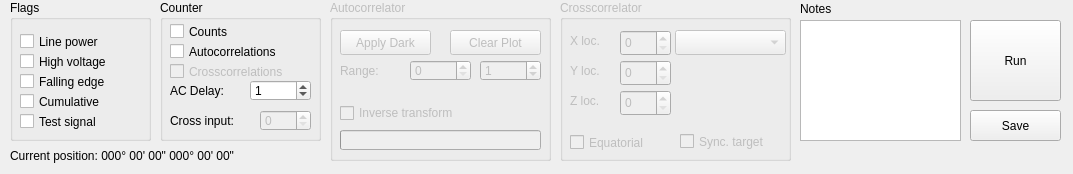
Old version of the form line.ui in the repository ahp-electronics/xc-gui.
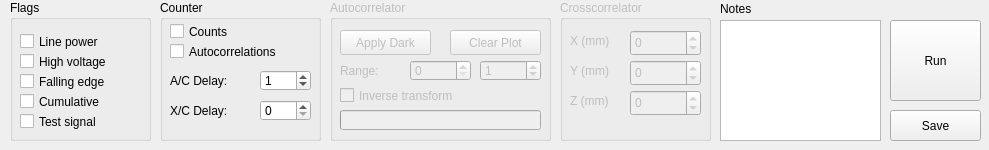
New version of the form.

Commit message: Redesign line tabs

```diff
--- a/line.ui
+++ b/line.ui
@@ -6,8 +6,8 @@
    <rect>
     <x>0</x>
     <y>0</y>
-    <width>1073</width>
-    <height>174</height>
+    <width>989</width>
+    <height>150</height>
    </rect>
   </property>
   <property name="windowTitle">
@@ -100,7 +100,7 @@
      <x>330</x>
      <y>0</y>
      <width>221</width>
-     <height>161</height>
+     <height>141</height>
     </rect>
    </property>
    <property name="title">
@@ -159,7 +159,7 @@
     <property name="geometry">
      <rect>
       <x>10</x>
-      <y>130</y>
+      <y>110</y>
       <width>201</width>
       <height>20</height>
      </rect>
@@ -188,9 +188,9 @@
     <property name="geometry">
      <rect>
       <x>10</x>
-      <y>103</y>
+      <y>80</y>
       <width>191</width>
-      <height>20</height>
+      <height>31</height>
      </rect>
     </property>
     <property name="text">
@@ -242,54 +242,12 @@
      <string>Autocorrelations</string>
     </property>
    </widget>
-   <widget class="QCheckBox" name="Crosscorrelations">
-    <property name="enabled">
-     <bool>false</bool>
-    </property>
-    <property name="geometry">
-     <rect>
-      <x>10</x>
-      <y>60</y>
-      <width>151</width>
-      <height>23</height>
-     </rect>
-    </property>
-    <property name="text">
-     <string>Crosscorrelations</string>
-    </property>
-   </widget>
-   <widget class="QLabel" name="label_6">
-    <property name="geometry">
-     <rect>
-      <x>10</x>
-      <y>110</y>
-      <width>81</width>
-      <height>21</height>
-     </rect>
-    </property>
-    <property name="text">
-     <string>Cross input:</string>
-    </property>
-   </widget>
-   <widget class="QSpinBox" name="Input2">
-    <property name="enabled">
-     <bool>false</bool>
-    </property>
-    <property name="geometry">
-     <rect>
-      <x>100</x>
-      <y>110</y>
-      <width>51</width>
-      <height>21</height>
-     </rect>
-    </property>
-   </widget>
    <widget class="QSpinBox" name="SpectralLine">
     <property name="geometry">
      <rect>
-      <x>90</x>
-      <y>80</y>
-      <width>61</width>
+      <x>100</x>
+      <y>70</y>
+      <width>51</width>
       <height>21</height>
      </rect>
     </property>
@@ -301,20 +259,46 @@
     <property name="geometry">
      <rect>
       <x>10</x>
-      <y>80</y>
+      <y>70</y>
       <width>71</width>
       <height>21</height>
      </rect>
     </property>
     <property name="text">
-     <string>AC Delay:</string>
+     <string>A/C Delay:</string>
+    </property>
+   </widget>
+   <widget class="QLabel" name="label_8">
+    <property name="geometry">
+     <rect>
+      <x>10</x>
+      <y>100</y>
+      <width>71</width>
+      <height>21</height>
+     </rect>
+    </property>
+    <property name="text">
+     <string>X/C Delay:</string>
+    </property>
+   </widget>
+   <widget class="QSpinBox" name="LineDelay">
+    <property name="geometry">
+     <rect>
+      <x>100</x>
+      <y>100</y>
+      <width>51</width>
+      <height>21</height>
+     </rect>
+    </property>
+    <property name="value">
+     <number>0</number>
     </property>
    </widget>
   </widget>
   <widget class="QPushButton" name="Run">
    <property name="geometry">
     <rect>
-     <x>970</x>
+     <x>890</x>
      <y>20</y>
      <width>91</width>
      <height>81</height>
@@ -332,8 +316,8 @@
     <rect>
      <x>560</x>
      <y>0</y>
-     <width>231</width>
-     <height>161</height>
+     <width>151</width>
+     <height>141</height>
     </rect>
    </property>
    <property name="title">
@@ -344,12 +328,12 @@
      <rect>
       <x>10</x>
       <y>30</y>
-      <width>41</width>
+      <width>51</width>
       <height>21</height>
      </rect>
     </property>
     <property name="text">
-     <string>X loc.</string>
+     <string>X (mm)</string>
     </property>
    </widget>
    <widget class="QLabel" name="label_4">
@@ -357,12 +341,12 @@
      <rect>
       <x>10</x>
       <y>60</y>
-      <width>41</width>
+      <width>51</width>
       <height>21</height>
      </rect>
     </property>
     <property name="text">
-     <string>Y loc.</string>
+     <string>Y (mm)</string>
     </property>
    </widget>
    <widget class="QLabel" name="label_5">
@@ -370,23 +354,32 @@
      <rect>
       <x>10</x>
       <y>90</y>
-      <width>41</width>
+      <width>51</width>
       <height>21</height>
      </rect>
     </property>
     <property name="text">
-     <string>Z loc.</string>
+     <string>Z (mm)</string>
     </property>
    </widget>
    <widget class="QSpinBox" name="x_location">
     <property name="geometry">
      <rect>
-      <x>60</x>
+      <x>70</x>
       <y>30</y>
-      <width>51</width>
+      <width>71</width>
       <height>26</height>
      </rect>
     </property>
+    <property name="minimum">
+     <number>-1</number>
+    </property>
+    <property name="maximum">
+     <number>1</number>
+    </property>
+    <property name="singleStep">
+     <number>1</number>
+    </property>
     <property name="stepType">
      <enum>QAbstractSpinBox::AdaptiveDecimalStepType</enum>
     </property>
@@ -394,12 +387,18 @@
    <widget class="QSpinBox" name="y_location">
     <property name="geometry">
      <rect>
-      <x>60</x>
+      <x>70</x>
       <y>60</y>
-      <width>51</width>
+      <width>71</width>
       <height>26</height>
      </rect>
     </property>
+    <property name="minimum">
+     <number>-1</number>
+    </property>
+    <property name="maximum">
+     <number>1</number>
+    </property>
     <property name="stepType">
      <enum>QAbstractSpinBox::AdaptiveDecimalStepType</enum>
     </property>
@@ -407,57 +406,27 @@
    <widget class="QSpinBox" name="z_location">
     <property name="geometry">
      <rect>
-      <x>60</x>
+      <x>70</x>
       <y>90</y>
-      <width>51</width>
+      <width>71</width>
       <height>26</height>
      </rect>
     </property>
+    <property name="minimum">
+     <number>-1</number>
+    </property>
+    <property name="maximum">
+     <number>1</number>
+    </property>
     <property name="stepType">
      <enum>QAbstractSpinBox::AdaptiveDecimalStepType</enum>
     </property>
    </widget>
-   <widget class="QComboBox" name="Target">
-    <property name="geometry">
-     <rect>
-      <x>115</x>
-      <y>30</y>
-      <width>111</width>
-      <height>25</height>
-     </rect>
-    </property>
-   </widget>
-   <widget class="QCheckBox" name="SyncTarget">
-    <property name="geometry">
-     <rect>
-      <x>120</x>
-      <y>131</y>
-      <width>101</width>
-      <height>21</height>
-     </rect>
-    </property>
-    <property name="text">
-     <string>Sync. target</string>
-    </property>
-   </widget>
-   <widget class="QCheckBox" name="Equatorial">
-    <property name="geometry">
-     <rect>
-      <x>10</x>
-      <y>132</y>
-      <width>101</width>
-      <height>21</height>
-     </rect>
-    </property>
-    <property name="text">
-     <string>Equatorial</string>
-    </property>
-   </widget>
   </widget>
   <widget class="QPushButton" name="Save">
    <property name="geometry">
     <rect>
-     <x>970</x>
+     <x>890</x>
      <y>110</y>
      <width>91</width>
      <height>31</height>
@@ -470,7 +439,7 @@
   <widget class="QPlainTextEdit" name="Notes">
    <property name="geometry">
     <rect>
-     <x>800</x>
+     <x>720</x>
      <y>20</y>
      <width>161</width>
      <height>121</height>
@@ -480,7 +449,7 @@
   <widget class="QLabel" name="label">
    <property name="geometry">
     <rect>
-     <x>800</x>
+     <x>720</x>
      <y>0</y>
      <width>67</width>
      <height>17</height>
@@ -490,19 +459,6 @@
     <string>Notes</string>
    </property>
   </widget>
-  <widget class="QLabel" name="Current_position_2">
-   <property name="geometry">
-    <rect>
-     <x>10</x>
-     <y>140</y>
-     <width>311</width>
-     <height>31</height>
-    </rect>
-   </property>
-   <property name="text">
-    <string>Current position: 000° 00' 00&quot; 000° 00' 00&quot;</string>
-   </property>
-  </widget>
  </widget>
  <resources/>
  <connections/>
```
The commit also changes 6 other files.
